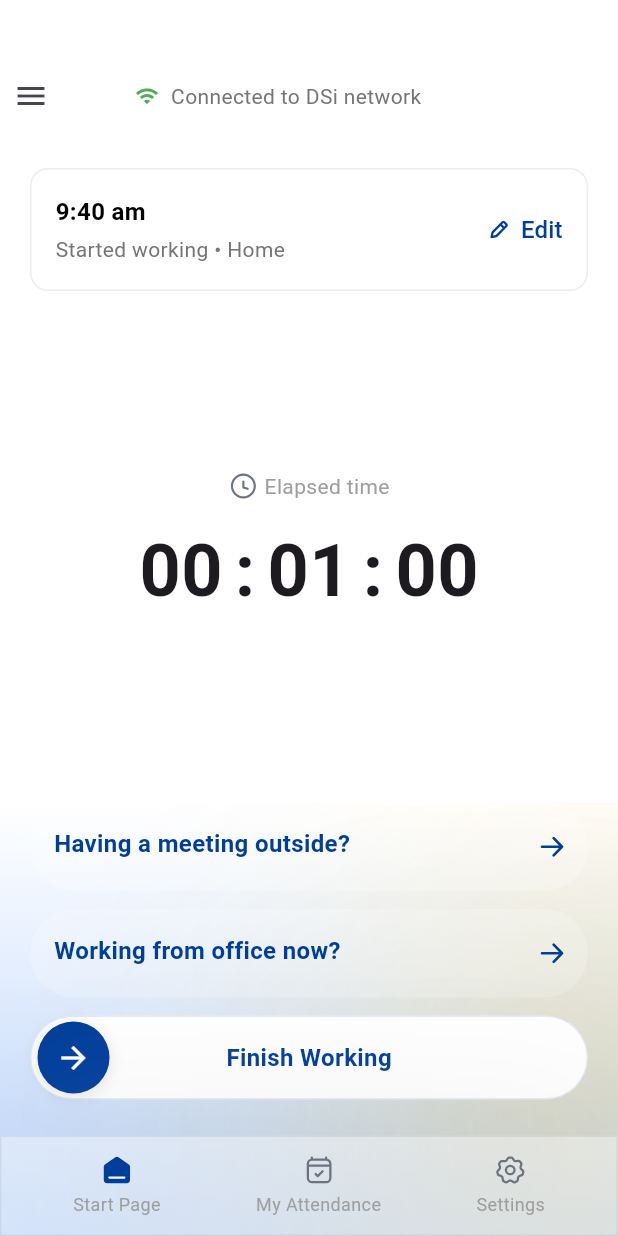
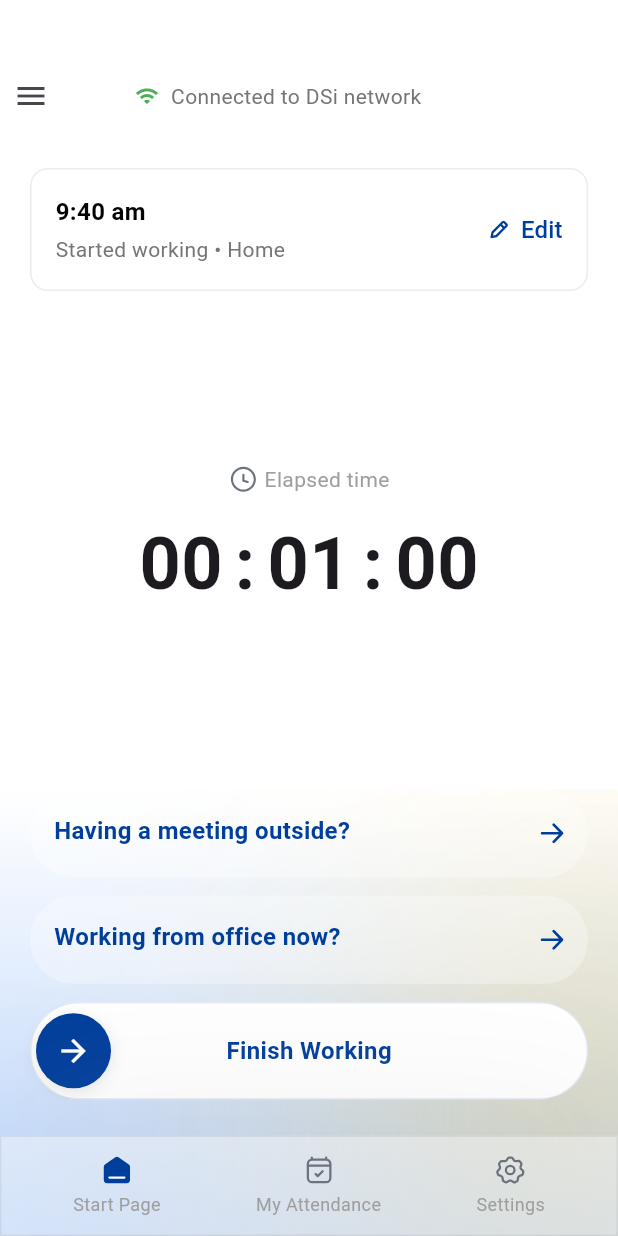
Before and after one commit to kabbo25/new_design, a Flutter app: the StartWorkingView screen opened directly, on a phone screen of 412 x 824 dp. Run offline on Flutter 3.47's test engine with Material 3 defaults, Android fonts, the phone set to English and light mode, and no system bars; our stand-ins replace connectivity_plus, flutter_svg, gap, geocoding, geolocator, go_router and 3 more; missing offline and left inert: gif_view, network_info_plus; project files that could hold a hidden picture were left out.

```diff
--- a/lib/features/office_page/view/pages/location_found_modal.dart
+++ b/lib/features/office_page/view/pages/location_found_modal.dart
@@ -97,7 +97,7 @@ class LocationConfirmationModal extends StatelessWidget {
           ),
           const SizedBox(height: 16),
           Padding(
-            padding: const EdgeInsets.only(bottom: 10, left: 24, right: 24),
+            padding: const EdgeInsets.only(bottom: 24, left: 24, right: 24),
             child: ElevatedButton(
               onPressed: onNext,
               style: AppButtonStyles.elevatedButton,
--- a/lib/features/start_working/view/widgets/finish_working_button.dart
+++ b/lib/features/start_working/view/widgets/finish_working_button.dart
@@ -82,13 +82,13 @@ class SlidableButtonState extends State<SlidableButton>
   Widget build(BuildContext context) {
     return LayoutBuilder(
       builder: (context, constraints) {
-        final buttonWidth = constraints.maxWidth - 56.0;
+        final buttonWidth = constraints.maxWidth - 65.0;
 
         return Container(
-          height: 56,
+          height: 65,
           decoration: BoxDecoration(
             color: _isCompleted ? AppPalette.primary : Colors.white,
-            borderRadius: BorderRadius.circular(28),
+            borderRadius: BorderRadius.circular(60),
             border: _isCompleted
                 ? null
                 : Border.all(color: AppPalette.primary.withOpacity(0.1)),
--- a/lib/features/start_working/view/widgets/working_location_change_button.dart
+++ b/lib/features/start_working/view/widgets/working_location_change_button.dart
@@ -26,7 +26,7 @@ class LocationOptionsSection extends StatelessWidget {
       margin: const EdgeInsets.only(bottom: 12),
       padding: const EdgeInsets.all(16),
       decoration: BoxDecoration(
-        color: Colors.white.withOpacity(0.2),
+        color: Colors.white.withOpacity(0.3),
         borderRadius: BorderRadius.circular(60),
       ),
       child: Row(
```
Also changed, not shown: lib/features/office_page/viewmodel/location_verification_viewmodel.dart (+27 -11 lines).
